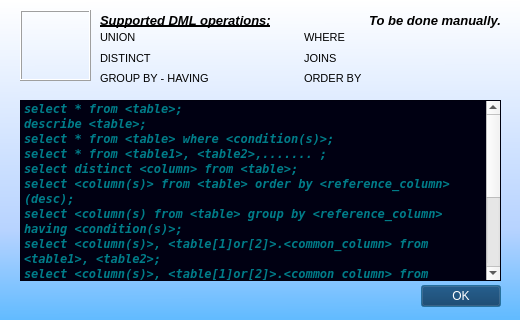
Above: supportedQueriesDialog.ui from adiii-ui/MySQL-Frontend before the change. Below: the same form after it.
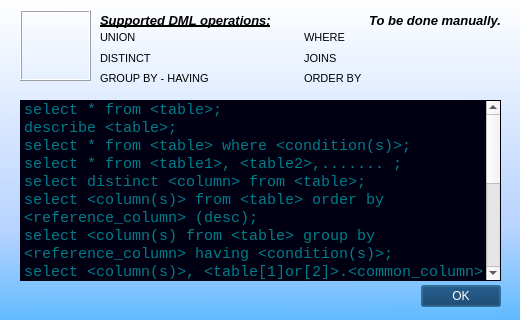
That is the form after the change. Icons and pictures are not drawn.

The edit to the form file:
```diff
--- a/supportedQueriesDialog.ui
+++ b/supportedQueriesDialog.ui
@@ -84,11 +84,11 @@
    </property>
    <property name="font">
     <font>
-     <family>DejaVu Sans Mono</family>
-     <pointsize>9</pointsize>
-     <weight>75</weight>
-     <italic>true</italic>
-     <bold>true</bold>
+     <family>Consolas</family>
+     <pointsize>11</pointsize>
+     <weight>50</weight>
+     <italic>false</italic>
+     <bold>false</bold>
     </font>
    </property>
    <property name="styleSheet">
```
Left out of the diff: 3 changed lines with no effect on the pictures.
